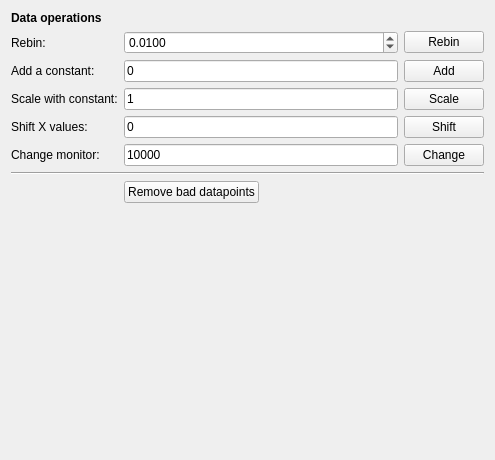
Old version of the form ufit/gui/dataops.ui in the repository McStasMcXtrace/ufit.
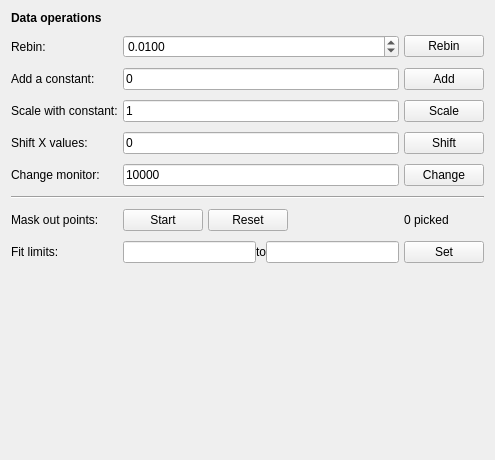
New version of the form.

Commit message: gui: support masking data points and move min/max to data ops panel

What changed in the file:
```diff
--- a/ufit/gui/dataops.ui
+++ b/ufit/gui/dataops.ui
@@ -16,14 +16,34 @@
   <layout class="QVBoxLayout" name="verticalLayout">
    <item>
     <layout class="QGridLayout" name="gridLayout">
-     <item row="2" column="2">
-      <widget class="QLineEdit" name="add_constant">
+     <property name="horizontalSpacing">
+      <number>5</number>
+     </property>
+     <property name="verticalSpacing">
+      <number>10</number>
+     </property>
+     <item row="2" column="3">
+      <widget class="QPushButton" name="addBtn">
+       <property name="text">
+        <string>Add</string>
+       </property>
+      </widget>
+     </item>
+     <item row="1" column="3">
+      <widget class="QPushButton" name="rebinBtn">
+       <property name="text">
+        <string>Rebin</string>
+       </property>
+      </widget>
+     </item>
+     <item row="4" column="1" colspan="2">
+      <widget class="QLineEdit" name="shift_constant">
        <property name="text">
         <string>0</string>
        </property>
       </widget>
      </item>
-     <item row="3" column="0" colspan="2">
+     <item row="3" column="0">
       <widget class="QLabel" name="label_7">
        <property name="sizePolicy">
         <sizepolicy hsizetype="Fixed" vsizetype="Preferred">
@@ -36,34 +56,29 @@
        </property>
       </widget>
      </item>
-     <item row="1" column="0" colspan="2">
-      <widget class="QLabel" name="label_2">
-       <property name="sizePolicy">
-        <sizepolicy hsizetype="Fixed" vsizetype="Preferred">
-         <horstretch>0</horstretch>
-         <verstretch>0</verstretch>
-        </sizepolicy>
+     <item row="6" column="0" colspan="4">
+      <widget class="Line" name="line">
+       <property name="orientation">
+        <enum>Qt::Horizontal</enum>
        </property>
+      </widget>
+     </item>
+     <item row="3" column="3">
+      <widget class="QPushButton" name="mulBtn">
        <property name="text">
-        <string>Rebin:</string>
+        <string>Scale</string>
        </property>
       </widget>
      </item>
-     <item row="0" column="0" colspan="2">
-      <widget class="QLabel" name="label_10">
-       <property name="font">
-        <font>
-         <weight>75</weight>
-         <bold>true</bold>
-        </font>
-       </property>
+     <item row="7" column="0">
+      <widget class="QLabel" name="label_8">
        <property name="text">
-        <string>Data operations</string>
+        <string>Mask out points:</string>
        </property>
       </widget>
      </item>
-     <item row="2" column="0" colspan="2">
-      <widget class="QLabel" name="label">
+     <item row="5" column="0">
+      <widget class="QLabel" name="label_6">
        <property name="sizePolicy">
         <sizepolicy hsizetype="Fixed" vsizetype="Preferred">
          <horstretch>0</horstretch>
@@ -71,7 +86,14 @@
         </sizepolicy>
        </property>
        <property name="text">
-        <string>Add a constant:</string>
+        <string>Change monitor:</string>
+       </property>
+      </widget>
+     </item>
+     <item row="5" column="1" colspan="2">
+      <widget class="QLineEdit" name="monscale">
+       <property name="text">
+        <string>10000</string>
        </property>
       </widget>
      </item>
@@ -82,21 +104,21 @@
        </property>
       </widget>
      </item>
-     <item row="5" column="2">
-      <widget class="QLineEdit" name="monscale">
+     <item row="5" column="3">
+      <widget class="QPushButton" name="monscaleBtn">
        <property name="text">
-        <string>10000</string>
+        <string>Change</string>
        </property>
       </widget>
      </item>
-     <item row="2" column="3">
-      <widget class="QPushButton" name="addBtn">
+     <item row="9" column="0">
+      <widget class="QLabel" name="label_4">
        <property name="text">
-        <string>Add</string>
+        <string>Fit limits:</string>
        </property>
       </widget>
      </item>
-     <item row="1" column="2">
+     <item row="1" column="1" colspan="2">
       <widget class="QDoubleSpinBox" name="precision">
        <property name="decimals">
         <number>4</number>
@@ -112,7 +134,40 @@
        </property>
       </widget>
      </item>
-     <item row="4" column="0" colspan="2">
+     <item row="3" column="1" colspan="2">
+      <widget class="QLineEdit" name="mul_constant">
+       <property name="text">
+        <string>1</string>
+       </property>
+      </widget>
+     </item>
+     <item row="0" column="0" colspan="3">
+      <widget class="QLabel" name="label_10">
+       <property name="font">
+        <font>
+         <weight>75</weight>
+         <bold>true</bold>
+        </font>
+       </property>
+       <property name="text">
+        <string>Data operations</string>
+       </property>
+      </widget>
+     </item>
+     <item row="2" column="0">
+      <widget class="QLabel" name="label">
+       <property name="sizePolicy">
+        <sizepolicy hsizetype="Fixed" vsizetype="Preferred">
+         <horstretch>0</horstretch>
+         <verstretch>0</verstretch>
+        </sizepolicy>
+       </property>
+       <property name="text">
+        <string>Add a constant:</string>
+       </property>
+      </widget>
+     </item>
+     <item row="4" column="0">
       <widget class="QLabel" name="label_3">
        <property name="sizePolicy">
         <sizepolicy hsizetype="Fixed" vsizetype="Preferred">
@@ -125,34 +180,45 @@
        </property>
       </widget>
      </item>
-     <item row="5" column="0" colspan="2">
-      <widget class="QLabel" name="label_6">
-       <property name="sizePolicy">
-        <sizepolicy hsizetype="Fixed" vsizetype="Preferred">
-         <horstretch>0</horstretch>
-         <verstretch>0</verstretch>
-        </sizepolicy>
-       </property>
-       <property name="text">
-        <string>Change monitor:</string>
-       </property>
-      </widget>
-     </item>
-     <item row="5" column="3">
-      <widget class="QPushButton" name="monscaleBtn">
-       <property name="text">
-        <string>Change</string>
-       </property>
-      </widget>
-     </item>
-     <item row="4" column="2">
-      <widget class="QLineEdit" name="shift_constant">
+     <item row="2" column="1" colspan="2">
+      <widget class="QLineEdit" name="add_constant">
        <property name="text">
         <string>0</string>
        </property>
       </widget>
      </item>
-     <item row="7" column="2">
+     <item row="7" column="3">
+      <widget class="QLabel" name="pickedlabel">
+       <property name="text">
+        <string>0 picked</string>
+       </property>
+      </widget>
+     </item>
+     <item row="9" column="3">
+      <widget class="QPushButton" name="limitsBtn">
+       <property name="text">
+        <string>Set</string>
+       </property>
+      </widget>
+     </item>
+     <item row="9" column="1" colspan="2">
+      <layout class="QHBoxLayout" name="horizontalLayout">
+       <item>
+        <widget class="QLineEdit" name="limitmin"/>
+       </item>
+       <item>
+        <widget class="QLabel" name="label_5">
+         <property name="text">
+          <string>to</string>
+         </property>
+        </widget>
+       </item>
+       <item>
+        <widget class="QLineEdit" name="limitmax"/>
+       </item>
+      </layout>
+     </item>
+     <item row="7" column="1">
       <widget class="QPushButton" name="badPointsBtn">
        <property name="sizePolicy">
         <sizepolicy hsizetype="Fixed" vsizetype="Fixed">
@@ -161,37 +227,52 @@
         </sizepolicy>
        </property>
        <property name="text">
-        <string>Remove bad datapoints</string>
+        <string>Start</string>
        </property>
       </widget>
      </item>
-     <item row="3" column="2">
-      <widget class="QLineEdit" name="mul_constant">
-       <property name="text">
-        <string>1</string>
+     <item row="1" column="0">
+      <widget class="QLabel" name="label_2">
+       <property name="sizePolicy">
+        <sizepolicy hsizetype="Fixed" vsizetype="Preferred">
+         <horstretch>0</horstretch>
+         <verstretch>0</verstretch>
+        </sizepolicy>
        </property>
-      </widget>
-     </item>
-     <item row="1" column="3">
-      <widget class="QPushButton" name="rebinBtn">
        <property name="text">
-        <string>Rebin</string>
+        <string>Rebin:</string>
        </property>
       </widget>
      </item>
-     <item row="3" column="3">
-      <widget class="QPushButton" name="mulBtn">
-       <property name="text">
-        <string>Scale</string>
-       </property>
-      </widget>
-     </item>
-     <item row="6" column="0" colspan="4">
-      <widget class="Line" name="line">
-       <property name="orientation">
-        <enum>Qt::Horizontal</enum>
-       </property>
-      </widget>
+     <item row="7" column="2">
+      <layout class="QHBoxLayout" name="horizontalLayout_2">
+       <item>
+        <widget class="QPushButton" name="badResetBtn">
+         <property name="sizePolicy">
+          <sizepolicy hsizetype="Fixed" vsizetype="Fixed">
+           <horstretch>0</horstretch>
+           <verstretch>0</verstretch>
+          </sizepolicy>
+         </property>
+         <property name="text">
+          <string>Reset</string>
+         </property>
+        </widget>
+       </item>
+       <item>
+        <spacer name="horizontalSpacer">
+         <property name="orientation">
+          <enum>Qt::Horizontal</enum>
+         </property>
+         <property name="sizeHint" stdset="0">
+          <size>
+           <width>40</width>
+           <height>20</height>
+          </size>
+         </property>
+        </spacer>
+       </item>
+      </layout>
      </item>
     </layout>
    </item>
```
The commit also changes 9 other files.
